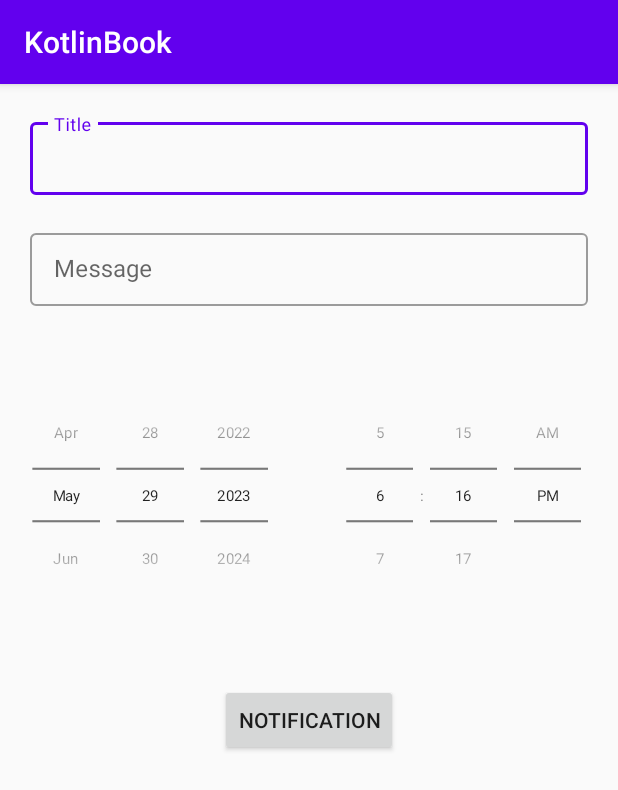
After one commit to EcenurrKaya/KotlinBook, an Android app: the Bildirim screen opened directly, with no data from a screen before it, on a phone screen of 412 x 824 dp. The commit adds this screen. Shown: the top 790 px of the screen. Run offline under Robolectric (Android 15) with nearby library versions, the light colour scheme and no system bars.

Commit message:
Notification

```diff
--- a/app/src/main/java/com/example/kotlinbook/ArtActivity.kt
+++ b/app/src/main/java/com/example/kotlinbook/ArtActivity.kt
@@ -109,6 +109,7 @@ class ArtActivity : AppCompatActivity() {
     }
 
     fun savebutonclicked(view:View){
+        Toast.makeText(applicationContext,"Kaydedildi",Toast.LENGTH_LONG).show()
         val kitapadi = binding.editTextKitapAdi.text.toString()
         val ozet=binding.editTextZet.text.toString()
 
--- /dev/null
+++ b/app/src/main/java/com/example/kotlinbook/Bildirim.kt
@@ -0,0 +1,79 @@
+package com.example.kotlinbook
+
+import android.app.*
+import android.content.Context
+import android.content.Intent
+import android.icu.util.Calendar
+import android.os.Build
+import androidx.appcompat.app.AppCompatActivity
+import android.os.Bundle
+import androidx.annotation.RequiresApi
+import com.example.kotlinbook.databinding.ActivityBildirimBinding
+import java.util.*
+
+
+
+class Bildirim : AppCompatActivity() {
+    private lateinit var binding : ActivityBildirimBinding
+    override fun onCreate(savedInstanceState: Bundle?) {
+        super.onCreate(savedInstanceState)
+        binding = ActivityBildirimBinding.inflate(layoutInflater)
+        setContentView(binding.root)
+
+        createNotificationChannnel()
+        binding.buton.setOnClickListener { scheduleNotification() }
+    }
+
+    private fun scheduleNotification() {
+        val intent = Intent(applicationContext, Notification::class.java)
+        val title = binding.titleEt.text.toString()
+        val message = binding.messageEt.text.toString()
+        intent.putExtra(titleExtra,title)
+        intent.putExtra(messageExtra,message)
+
+        val pendingIntent = PendingIntent.getBroadcast(
+            applicationContext,
+            notificationID,
+            intent,PendingIntent.FLAG_IMMUTABLE or PendingIntent.FLAG_UPDATE_CURRENT
+        )
+
+        val alarmmanager = getSystemService(Context.ALARM_SERVICE) as AlarmManager
+        val time = getTime()
+        alarmmanager.setExactAndAllowWhileIdle(AlarmManager.RTC_WAKEUP,time,pendingIntent)
+        showAlert(time,title,message)
+    }
+
+    private fun showAlert(time: Long, title: String, message: String) {
+        val date=Date(time)
+        val dateformat = android.text.format.DateFormat.getLongDateFormat(applicationContext)
+        val timeformat = android.text.format.DateFormat.getTimeFormat(applicationContext)
+
+        AlertDialog.Builder(this).setTitle("Notification Schuled").setMessage(
+            "Title" + title + "\nMessage" + message + "\nAt:" + dateformat.format(date) + " "+ timeformat.format(date)
+        ).setPositiveButton("Okay"){_,_ ->}.show()
+    }
+
+    private fun getTime(): Long {
+        val minute = binding.time.minute
+        val hour = binding.time.hour
+        val day = binding.date.dayOfMonth
+        val month = binding.date.month
+        val year = binding.date.year
+
+        val calendar = Calendar.getInstance()
+        calendar.set(year,month,day,hour,minute)
+        return calendar.timeInMillis
+    }
+
+    @RequiresApi(Build.VERSION_CODES.O)
+    private fun createNotificationChannnel() {
+        val name = "Notif Channel"
+        val desc = "A Description of the channel"
+        val importance = NotificationManager.IMPORTANCE_DEFAULT
+        val channel = NotificationChannel(channelID,name,importance)
+        channel.description=desc
+        val notmanager = getSystemService(NOTIFICATION_SERVICE) as NotificationManager
+        notmanager.createNotificationChannel(channel)
+    }
+
+}
--- a/app/src/main/java/com/example/kotlinbook/MainRecycler.kt
+++ b/app/src/main/java/com/example/kotlinbook/MainRecycler.kt
@@ -58,6 +58,11 @@ class MainRecycler : AppCompatActivity() {
             intent.putExtra("info","new")
             startActivity(intent)
         }
+        else if(item.itemId==R.id.bildirim){
+            val intent = Intent(this@MainRecycler,Bildirim::class.java)
+            intent.putExtra("info", "new")
+            startActivity(intent)
+        }
         return super.onOptionsItemSelected(item)
     }
 
--- /dev/null
+++ b/app/src/main/res/layout/activity_bildirim.xml
@@ -0,0 +1,76 @@
+<?xml version="1.0" encoding="utf-8"?>
+<LinearLayout xmlns:android="http://schemas.android.com/apk/res/android"
+
+    xmlns:tools="http://schemas.android.com/tools"
+    android:layout_width="match_parent"
+    android:layout_height="match_parent"
+    android:orientation="vertical"
+    tools:context=".Bildirim">
+
+
+    <com.google.android.material.textfield.TextInputLayout
+        android:layout_width="match_parent"
+        android:layout_height="wrap_content"
+        android:paddingHorizontal="20dp"
+        android:layout_marginTop="20dp"
+        style="@style/Widget.MaterialComponents.TextInputLayout.OutlinedBox.Dense">
+
+        <com.google.android.material.textfield.TextInputEditText
+            android:id="@+id/titleEt"
+            android:layout_width="match_parent"
+            android:layout_height="wrap_content"
+            android:hint="Title" />
+    </com.google.android.material.textfield.TextInputLayout>
+
+    <com.google.android.material.textfield.TextInputLayout
+        android:layout_width="match_parent"
+        android:layout_height="wrap_content"
+        android:paddingHorizontal="20dp"
+        android:layout_marginTop="20dp"
+        style="@style/Widget.MaterialComponents.TextInputLayout.OutlinedBox.Dense">
+
+        <com.google.android.material.textfield.TextInputEditText
+            android:id="@+id/messageEt"
+            android:layout_width="match_parent"
+            android:layout_height="wrap_content"
+            android:hint="Message" />
+    </com.google.android.material.textfield.TextInputLayout>
+
+    <LinearLayout
+        android:layout_width="match_parent"
+        android:layout_height="wrap_content"
+        android:layout_marginTop="20dp">
+        <DatePicker
+            android:id="@+id/date"
+            android:layout_width="0dp"
+            android:layout_height="wrap_content"
+            android:layout_weight="1"
+            android:datePickerMode="spinner"
+            android:calendarViewShown="false"
+            android:layout_gravity="center"
+            android:scaleY="0.7"
+            android:scaleX="0.7"
+            android:layout_marginLeft="-30dp"
+            android:layout_marginRight="-30dp"></DatePicker>
+
+        <TimePicker
+            android:id="@+id/time"
+            android:layout_width="0dp"
+            android:layout_height="wrap_content"
+            android:layout_weight="1"
+            android:timePickerMode="spinner"
+            android:layout_gravity="center"
+            android:scaleY="0.7"
+            android:scaleX="0.7"
+            android:layout_marginLeft="-30dp"
+            android:layout_marginRight="-30dp"></TimePicker>
+    </LinearLayout>
+
+    <Button
+        android:layout_width="wrap_content"
+        android:layout_height="wrap_content"
+        android:id="@+id/buton"
+        android:layout_marginTop="20dp"
+        android:layout_gravity="center"
+        android:text="Notification"></Button>
+</LinearLayout>
--- a/app/src/main/res/menu/art_menu.xml
+++ b/app/src/main/res/menu/art_menu.xml
@@ -1,5 +1,5 @@
 <?xml version="1.0" encoding="utf-8"?>
 <menu xmlns:android="http://schemas.android.com/apk/res/android">
  <item android:id="@+id/add_art_item" android:title="Kitap Fiyatları"></item>
- <item android:id="@+id/ayarlar" android:title="Ayarlar"></item>
+ <item android:id="@+id/bildirim" android:title="Bildirim"></item>
 </menu>
```
Also changed, not shown: app/src/main/AndroidManifest.xml (+17 -6 lines), app/src/main/java/com/example/kotlinbook/Notification.kt (added, +23 -0 lines).
